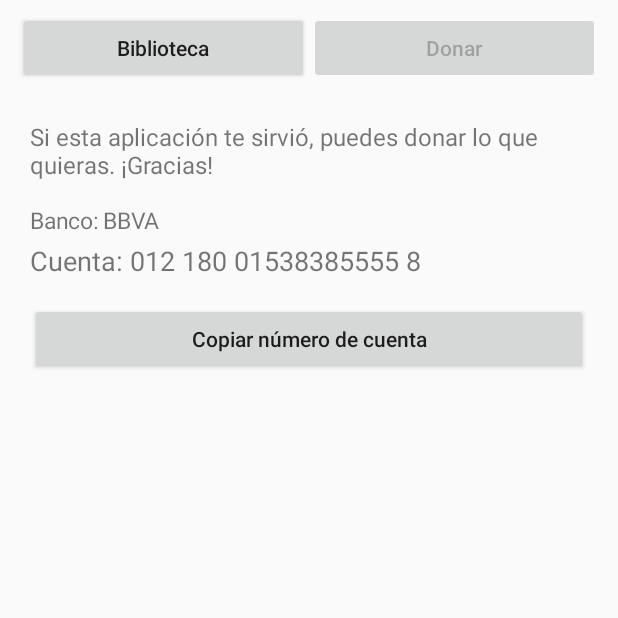
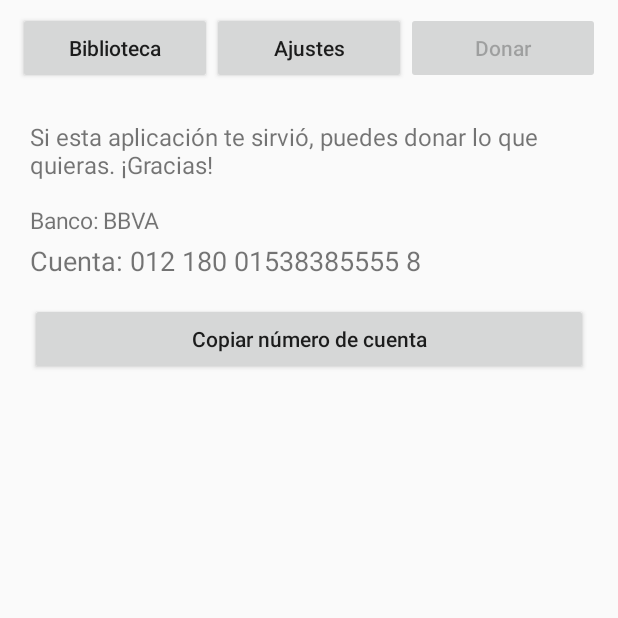
Before and after one commit to linkzelda3112-source/wii-backup-manager, an Android app: the screen it shows after launch (MainActivity), after a tap on "Donar", on a phone screen of 412 x 824 dp, the top half of it. Run offline under Robolectric (Android 15) with nearby library versions, the phone set to English and light mode, and no system bars; pictures from the network do not load.

Commit message:
fix(app): no dejar que ningún error cierre la app; reorganizar en pestaña «Ajustes»
El bug de cierre al convertir podía seguir viniendo de cualquier Error
(no solo de la UnsatisfiedLinkError de zstd-jni ya corregida, sino de
cualquier otro imprevisto — p. ej. quedarse sin memoria con un disco muy
grande): un Error, a diferencia de una Exception, no quedaba atrapado por
los try/catch de ConversionService y mataba la app entera en vez de
mostrarse como un error en el registro. Ahora se atrapa Throwable (dos
veces: por juego y alrededor de todo el ciclo de conversión), así que
cualquier fallo, sea cual sea, queda como un mensaje en el registro y la
app sigue con el siguiente juego de la cola.

Se reorganiza también la pantalla principal: las opciones de conversión
(checkboxes) y el registro de conversión/errores (con su botón «Copiar
registro») se mueven a una pestaña nueva, «Ajustes», para que no ocupen
espacio en «Biblioteca» y las carátulas de los juegos se vean mejor.

Versión 0.0.9.

Co-Authored-By: Claude Sonnet 5 <noreply@anthropic.com>
Claude-Session: https://claude.ai/code/session_01HcdaocPYCLFh2p7Q313Zhh

```diff
--- a/app/build.gradle
+++ b/app/build.gradle
@@ -10,8 +10,8 @@ android {
         applicationId "com.wbm.wiibackupmanager"
         minSdk 26
         targetSdk 35
-        versionCode 8
-        versionName "0.0.8"
+        versionCode 9
+        versionName "0.0.9"
     }
 
     buildTypes {
--- a/app/src/main/java/com/wbm/app/ConversionService.java
+++ b/app/src/main/java/com/wbm/app/ConversionService.java
@@ -123,7 +123,15 @@ public class ConversionService extends Service {
                     job = QUEUE.remove(0);
                 }
                 jobIndex++;
-                process(job);
+                try {
+                    process(job);
+                } catch (Throwable e) {
+                    // process() ya atrapa todo lo que puede pasar al convertir un juego; esto es
+                    // un segundo seguro por si acaso, para que ningún error, sea cual sea, tire
+                    // abajo toda la app: mejor seguir con el siguiente juego de la cola.
+                    results.add("ERROR  " + job.game.displayTitle() + " [" + job.game.disc.id + "]: "
+                            + friendly(e));
+                }
                 if (cancelRequested) {
                     synchronized (QUEUE) {
                         QUEUE.clear();
@@ -159,7 +167,12 @@ public class ConversionService extends Service {
             }
         } catch (CancelledException e) {
             results.add("CANCELADO  " + name);
-        } catch (IOException | RuntimeException e) {
+        } catch (Throwable e) {
+            // Throwable (no solo Exception/RuntimeException) a propósito: un error inesperado aquí
+            // (p. ej. un UnsatisfiedLinkError de una librería nativa, o un OutOfMemoryError con un
+            // disco muy grande) es un Error, no una Exception, y un Error sin atrapar mata la app
+            // entera en vez de mostrarse como un error en el registro. Mejor mostrar el error y
+            // seguir con el siguiente juego de la cola que cerrar toda la aplicación.
             results.add("ERROR  " + name + " (" + g.kindLabel() + "): " + friendly(e));
         }
     }
@@ -315,7 +328,7 @@ public class ConversionService extends Service {
         }
     }
 
-    private static String friendly(Exception e) {
+    private static String friendly(Throwable e) {
         String m = String.valueOf(e.getMessage());
         if (m.contains("ENOSPC") || m.toLowerCase().contains("no space")) {
             return "no hay espacio suficiente en el destino.";
@@ -324,10 +337,11 @@ public class ConversionService extends Service {
             return "el sistema de archivos del destino no admite archivos tan grandes (FAT32 llega a 4 GB). "
                     + "Activa «Dividir WBFS en partes de 4 GB» o elige un destino exFAT/NTFS/interno.";
         }
-        // Para errores inesperados (como un ArrayIndexOutOfBoundsException) se agrega el tipo de
-        // excepción y el punto exacto del código donde ocurrió: sin eso el mensaje por sí solo
-        // (p. ej. "length=35859; index=84017420") no dice nada útil para diagnosticar el problema.
-        if (e instanceof RuntimeException) {
+        // Para errores inesperados (como un ArrayIndexOutOfBoundsException, o un Error que antes
+        // cerraba la app entera) se agrega el tipo exacto y el punto del código donde ocurrió: sin
+        // eso el mensaje por sí solo (p. ej. "length=35859; index=84017420") no dice nada útil para
+        // diagnosticar el problema.
+        if (e instanceof RuntimeException || e instanceof Error) {
             StackTraceElement[] st = e.getStackTrace();
             String where = "";
             for (StackTraceElement el : st) {
--- a/app/src/main/java/com/wbm/app/MainActivity.java
+++ b/app/src/main/java/com/wbm/app/MainActivity.java
@@ -80,8 +80,10 @@ public class MainActivity extends Activity {
     private final Section wbfsSection = new Section();
 
     private LinearLayout libraryContainer;
+    private LinearLayout settingsContainer;
     private LinearLayout donateContainer;
     private Button tabLibraryBtn;
+    private Button tabSettingsBtn;
     private Button tabDonateBtn;
 
     private TextView destinationText;
@@ -164,28 +166,36 @@ public class MainActivity extends Activity {
 
         LinearLayout tabs = new LinearLayout(this);
         tabs.setOrientation(LinearLayout.HORIZONTAL);
-        tabLibraryBtn = button("Biblioteca", v -> showTab(true));
-        tabDonateBtn = button("Donar", v -> showTab(false));
+        tabLibraryBtn = button("Biblioteca", v -> showTab(0));
+        tabSettingsBtn = button("Ajustes", v -> showTab(1));
+        tabDonateBtn = button("Donar", v -> showTab(2));
         tabs.addView(tabLibraryBtn, weight());
+        tabs.addView(tabSettingsBtn, weight());
         tabs.addView(tabDonateBtn, weight());
         root.addView(tabs);
 
         libraryContainer = buildLibraryTab();
+        settingsContainer = buildSettingsTab();
         donateContainer = buildDonateTab();
         root.addView(libraryContainer, new LinearLayout.LayoutParams(
+                ViewGroup.LayoutParams.MATCH_PARENT, 0, 1f));
+        root.addView(settingsContainer, new LinearLayout.LayoutParams(
                 ViewGroup.LayoutParams.MATCH_PARENT, 0, 1f));
         root.addView(donateContainer, new LinearLayout.LayoutParams(
                 ViewGroup.LayoutParams.MATCH_PARENT, 0, 1f));
 
         setContentView(root);
-        showTab(true);
+        showTab(0);
     }
 
-    private void showTab(boolean library) {
-        libraryContainer.setVisibility(library ? View.VISIBLE : View.GONE);
-        donateContainer.setVisibility(library ? View.GONE : View.VISIBLE);
-        tabLibraryBtn.setEnabled(!library);
-        tabDonateBtn.setEnabled(library);
+    /** 0 = Biblioteca, 1 = Ajustes (opciones de conversión + registro de errores), 2 = Donar. */
+    private void showTab(int tab) {
+        libraryContainer.setVisibility(tab == 0 ? View.VISIBLE : View.GONE);
+        settingsContainer.setVisibility(tab == 1 ? View.VISIBLE : View.GONE);
+        donateContainer.setVisibility(tab == 2 ? View.VISIBLE : View.GONE);
+        tabLibraryBtn.setEnabled(tab != 0);
+        tabSettingsBtn.setEnabled(tab != 1);
+        tabDonateBtn.setEnabled(tab != 2);
     }
 
     private TextView sectionTitle(String text) {
@@ -260,22 +270,13 @@ public class MainActivity extends Activity {
         col.addView(row);
 
         // Dos secciones separadas, como en la app de Windows: ISO/RVZ (origen) y WBFS (ya convertidos).
+        // Son lo más importante de esta pestaña (para que se vean bien las carátulas), así que todo
+        // lo que no hace falta ver todo el tiempo (opciones de conversión, registro de errores) se
+        // movió a la pestaña «Ajustes».
         col.addView(buildSectionBlock(isoSection, "ISO / RVZ  →  se convierten a WBFS",
                 "Sin juegos ISO/RVZ. Toca «Agregar juego» o «Escanear carpeta»."), weightTall());
         col.addView(buildSectionBlock(wbfsSection, "WBFS  →  se pueden pasar a ISO",
                 "Sin juegos WBFS."), weightTall());
-
-        optLayout = new CheckBox(this);
-        optLayout.setText("Crear carpetas para cargador USB: wbfs/Título [ID]/ID.wbfs y games/Título [ID]/game.iso");
-        optLayout.setChecked(true);
-        optSplit = new CheckBox(this);
-        optSplit.setText("Dividir WBFS en partes de 4 GB (necesario en FAT32)");
-        optPad = new CheckBox(this);
-        optPad.setText("Al crear ISO, rellenar hasta el tamaño estándar de Wii");
-        optPad.setChecked(true);
-        col.addView(optLayout);
-        col.addView(optSplit);
-        col.addView(optPad);
 
         LinearLayout actions = new LinearLayout(this);
         actions.setOrientation(LinearLayout.HORIZONTAL);
@@ -308,12 +309,34 @@ public class MainActivity extends Activity {
         progressRowParams.setMargins(0, dp(2), 0, dp(2));
         col.addView(progressRow, progressRowParams);
 
+        return col;
+    }
+
+    /** Pestaña «Ajustes»: opciones de conversión y registro de errores — no hace falta verlos todo
+     *  el tiempo, así que viven aparte y dejan más espacio en «Biblioteca» para las carátulas. */
+    private LinearLayout buildSettingsTab() {
+        LinearLayout col = new LinearLayout(this);
+        col.setOrientation(LinearLayout.VERTICAL);
+        col.setPadding(0, dp(8), 0, 0);
+
+        col.addView(sectionTitle("Opciones de conversión"));
+        optLayout = new CheckBox(this);
+        optLayout.setText("Crear carpetas para cargador USB: wbfs/Título [ID]/ID.wbfs y games/Título [ID]/game.iso");
+        optLayout.setChecked(true);
+        optSplit = new CheckBox(this);
+        optSplit.setText("Dividir WBFS en partes de 4 GB (necesario en FAT32)");
+        optPad = new CheckBox(this);
+        optPad.setText("Al crear ISO, rellenar hasta el tamaño estándar de Wii");
+        optPad.setChecked(true);
+        col.addView(optLayout);
+        col.addView(optSplit);
+        col.addView(optPad);
+
         LinearLayout logHeader = new LinearLayout(this);
         logHeader.setOrientation(LinearLayout.HORIZONTAL);
         logHeader.setGravity(Gravity.CENTER_VERTICAL);
-        TextView logTitle = new TextView(this);
-        logTitle.setText("Registro:");
-        logTitle.setTextSize(12);
+        logHeader.setPadding(0, dp(16), 0, 0);
+        TextView logTitle = sectionTitle("Registro de conversión / errores");
         logHeader.addView(logTitle, weight());
         logHeader.addView(button("Copiar registro", v -> copyLog()));
         col.addView(logHeader);
@@ -324,7 +347,7 @@ public class MainActivity extends Activity {
         logText.setTextIsSelectable(true); // para poder marcar y copiar un error puntual a mano
         logScroll.addView(logText);
         col.addView(logScroll, new LinearLayout.LayoutParams(
-                ViewGroup.LayoutParams.MATCH_PARENT, dp(70)));
+                ViewGroup.LayoutParams.MATCH_PARENT, 0, 1f));
 
         return col;
     }
```
Also changed, not shown: 2 other files.
